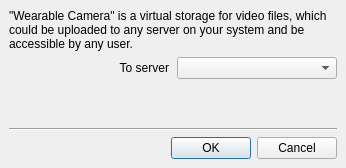
The window that client/nx_client_desktop/src/ui/dialogs/new_wearable_camera_dialog.ui (networkoptix/nx_open) describes before a commit, drawn with Qt 5.
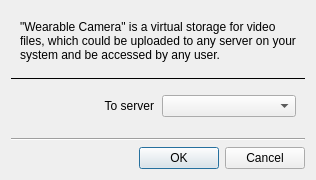
The same window after the commit. Custom widgets are drawn as their Qt base class.

Commit message:
VMS-8272 Fixes in new wearable camera dialog
<==== Mercurial data ====>
Branch: vms_3.1

```diff
--- a/client/nx_client_desktop/src/ui/dialogs/new_wearable_camera_dialog.ui
+++ b/client/nx_client_desktop/src/ui/dialogs/new_wearable_camera_dialog.ui
@@ -2,37 +2,17 @@
 <ui version="4.0">
  <class>NewWearableCameraDialog</class>
  <widget class="QDialog" name="NewWearableCameraDialog">
-  <property name="geometry">
-   <rect>
-    <x>0</x>
-    <y>0</y>
-    <width>346</width>
-    <height>168</height>
-   </rect>
-  </property>
   <property name="windowTitle">
    <string>New Wearable Camera...</string>
   </property>
-  <layout class="QVBoxLayout" name="verticalLayout" stretch="1,0,0,0,0">
-   <property name="spacing">
-    <number>6</number>
-   </property>
-   <property name="leftMargin">
-    <number>9</number>
-   </property>
-   <property name="topMargin">
-    <number>9</number>
-   </property>
-   <property name="rightMargin">
-    <number>9</number>
-   </property>
-   <property name="bottomMargin">
-    <number>9</number>
-   </property>
+  <layout class="QVBoxLayout" name="verticalLayout">
+   <item>
+    <widget class="QnPanel" name="topPanel" native="true">
+     <layout class="QVBoxLayout" name="verticalLayout_3">
    <item>
     <widget class="QLabel" name="headerLabel">
      <property name="text">
-      <string>&quot;Wearable Camera&quot; is a virtual storage for video files, which could be uploaded to any server on your system and be accessible by any user.</string>
+         <string>&quot;Wearable Camera&quot; is a virtual storage for video files, which could be uploaded to any server on your system and be accessed by any user.</string>
      </property>
      <property name="alignment">
       <set>Qt::AlignLeading|Qt::AlignLeft|Qt::AlignTop</set>
@@ -42,7 +22,21 @@
      </property>
     </widget>
    </item>
+     </layout>
+    </widget>
+   </item>
    <item>
+    <widget class="Line" name="topLine">
+     <property name="frameShadow">
+      <enum>QFrame::Plain</enum>
+     </property>
+     <property name="orientation">
+      <enum>Qt::Horizontal</enum>
+     </property>
+    </widget>
+   </item>
+   <item>
+    <widget class="QWidget" name="formContainer" native="true">
     <layout class="QVBoxLayout" name="verticalLayout_2">
      <item>
       <layout class="QHBoxLayout" name="horizontalLayout_2">
@@ -68,22 +62,10 @@
       <widget class="QnInputField" name="nameField" native="true"/>
      </item>
     </layout>
+    </widget>
    </item>
    <item>
-    <spacer name="verticalSpacer">
-     <property name="orientation">
-      <enum>Qt::Vertical</enum>
-     </property>
-     <property name="sizeHint" stdset="0">
-      <size>
-       <width>20</width>
-       <height>40</height>
-      </size>
-     </property>
-    </spacer>
-   </item>
-   <item>
-    <widget class="Line" name="line">
+    <widget class="Line" name="bottomLine">
      <property name="orientation">
       <enum>Qt::Horizontal</enum>
      </property>
@@ -102,6 +84,12 @@
   </layout>
  </widget>
  <customwidgets>
+  <customwidget>
+   <class>QnPanel</class>
+   <extends>QWidget</extends>
+   <header location="global">ui/widgets/common/panel.h</header>
+   <container>1</container>
+  </customwidget>
   <customwidget>
    <class>QnInputField</class>
    <extends>QWidget</extends>
```
Lines whose indentation alone changed are shown as unchanged. The commit also changes 1 other file.
